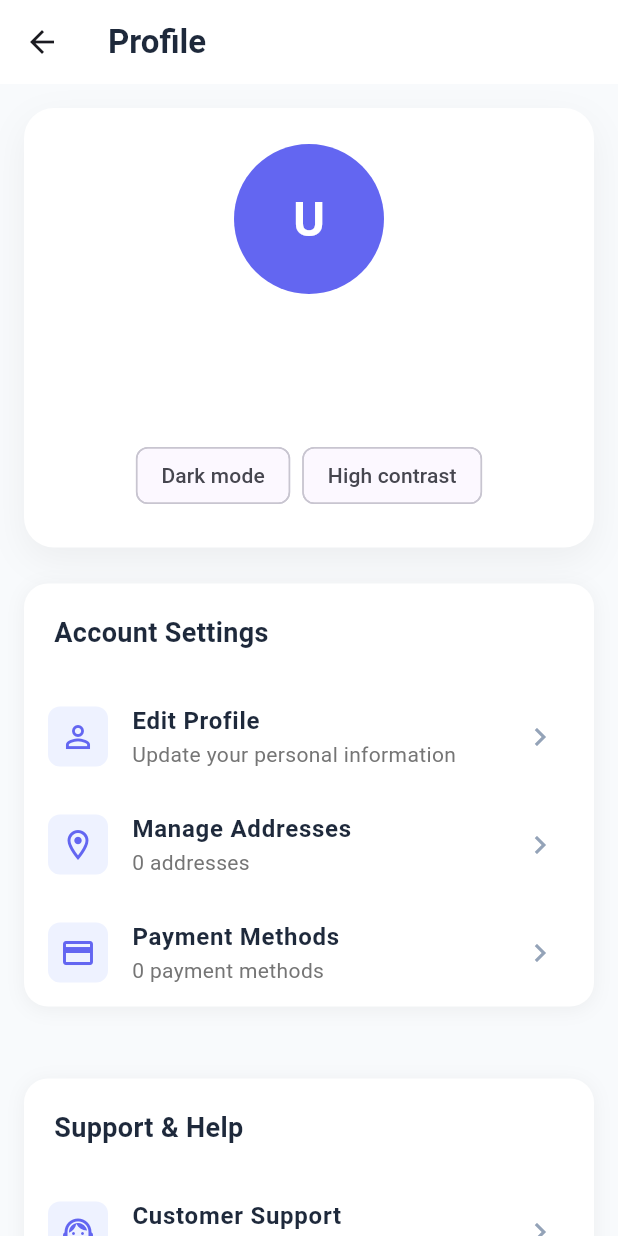
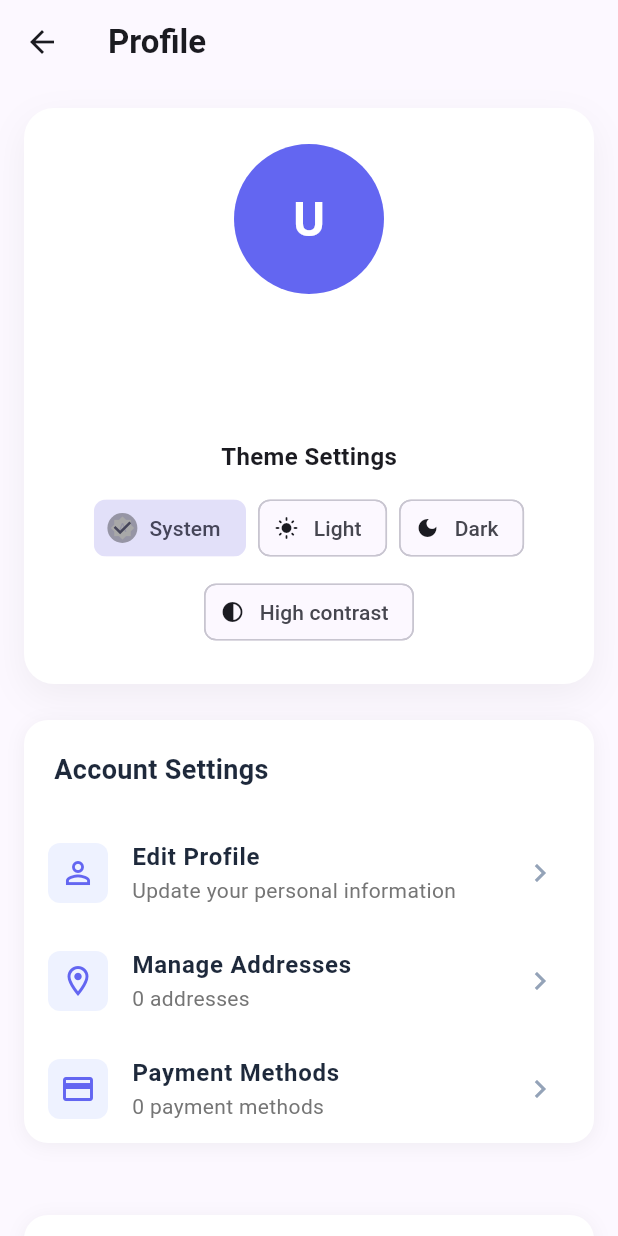
Before and after one commit to Jawad-ali0/Baby_Shop_Hub, a Flutter app: the ProfileManagementScreen screen opened by its route, on a phone screen of 412 x 824 dp. Run offline on Flutter 3.47's test engine with Material 3 defaults, Android fonts, the phone set to English and light mode, and no system bars; our stand-ins replace cached_network_image, connectivity_plus, firebase_auth, firebase_core, firebase_database, firebase_storage and 2 more; accounts and stored records are empty; key blocks and very long unbroken strings in the code were emptied for the run.

Commit message:
Enhanced dark/light mode with system theme detection and improved UI

```diff
--- a/lib/main.dart
+++ b/lib/main.dart
@@ -41,10 +41,14 @@ class MyApp extends StatelessWidget {
       child: Consumer<ThemeService>(
         builder: (context, theme, _) {
           final baseTheme = ThemeData(
-            brightness: theme.isDark ? Brightness.dark : Brightness.light,
+            brightness: theme.effectiveIsDark
+                ? Brightness.dark
+                : Brightness.light,
             colorScheme: ColorScheme.fromSeed(
               seedColor: const Color(0xFF6366F1),
-              brightness: theme.isDark ? Brightness.dark : Brightness.light,
+              brightness: theme.effectiveIsDark
+                  ? Brightness.dark
+                  : Brightness.light,
             ),
             useMaterial3: true,
           );
--- a/lib/screens/admin/admin_dashboard_screen.dart
+++ b/lib/screens/admin/admin_dashboard_screen.dart
@@ -3,6 +3,7 @@ import 'package:provider/provider.dart';
 import '../../services/product_service.dart';
 import '../../services/order_service.dart';
 import '../../services/support_service.dart';
+import '../../services/theme_service.dart';
 import '../../models/order.dart';
 import '../../models/product.dart';
 import '../../models/support_ticket.dart';
@@ -44,27 +45,48 @@ class _AdminDashboardScreenState extends State<AdminDashboardScreen>
   @override
   Widget build(BuildContext context) {
     return Scaffold(
-      backgroundColor: const Color(0xFFF8FAFC),
+      backgroundColor: Theme.of(context).colorScheme.surface,
       appBar: AppBar(
-        backgroundColor: Colors.white,
+        backgroundColor: Theme.of(context).colorScheme.surface,
         surfaceTintColor: Colors.transparent,
         elevation: 0,
         leading: IconButton(
-          icon: const Icon(Icons.arrow_back, color: Color(0xFF1E293B)),
+          icon: Icon(
+            Icons.arrow_back,
+            color: Theme.of(context).colorScheme.onSurface,
+          ),
           onPressed: () => Navigator.of(context).pop(),
         ),
-        title: const Text(
+        title: Text(
           'Admin Dashboard',
           style: TextStyle(
-            color: Color(0xFF1E293B),
+            color: Theme.of(context).colorScheme.onSurface,
             fontWeight: FontWeight.bold,
           ),
         ),
+        actions: [
+          Consumer<ThemeService>(
+            builder: (context, theme, _) {
+              return IconButton(
+                icon: Icon(
+                  theme.effectiveIsDark ? Icons.light_mode : Icons.dark_mode,
+                  color: Theme.of(context).colorScheme.primary,
+                ),
+                onPressed: () => theme.toggleDarkMode(),
+                tooltip: theme.effectiveIsDark
+                    ? 'Switch to Light Mode'
+                    : 'Switch to Dark Mode',
+              );
+            },
+          ),
+        ],
         bottom: TabBar(
           controller: _tabController,
-          indicatorColor: const Color(0xFF6366F1),
-          labelColor: const Color(0xFF6366F1),
-          unselectedLabelColor: const Color(0xFF64748B),
+          indicatorColor: Theme.of(context).colorScheme.primary,
+          labelColor: Theme.of(context).colorScheme.primary,
+          unselectedLabelColor: Theme.of(
+            context,
+          ).colorScheme.onSurface.withOpacity(0.6),
           tabs: const [
             Tab(text: 'Overview'),
             Tab(text: 'Products'),
@@ -92,12 +114,12 @@ class _AdminDashboardScreenState extends State<AdminDashboardScreen>
         child: Column(
           crossAxisAlignment: CrossAxisAlignment.start,
           children: [
-            const Text(
+            Text(
               'Dashboard Overview',
               style: TextStyle(
                 fontSize: 24,
                 fontWeight: FontWeight.bold,
-                color: Color(0xFF1E293B),
+                color: Theme.of(context).colorScheme.onSurface,
               ),
             ),
             const SizedBox(height: 24),
--- a/lib/screens/home/home_screen.dart
+++ b/lib/screens/home/home_screen.dart
@@ -5,6 +5,7 @@ import '../../services/auth_service.dart';
 import '../../services/product_service.dart';
 import '../../services/cart_service.dart';
 import '../../services/connectivity_service.dart';
+import '../../services/theme_service.dart';
 import '../../routes/app_router.dart';
 import '../../widgets/error_toast.dart';
 import '../../widgets/shimmer_widget.dart';
@@ -77,20 +78,34 @@ class _HomeScreenState extends State<HomeScreen> {
   @override
   Widget build(BuildContext context) {
     return Scaffold(
-      backgroundColor: const Color(0xFFF8FAFC),
+      backgroundColor: Theme.of(context).colorScheme.surface,
       appBar: AppBar(
-        backgroundColor: Colors.white,
+        backgroundColor: Theme.of(context).colorScheme.surface,
         surfaceTintColor: Colors.transparent,
         elevation: 0,
-        title: const Text(
+        title: Text(
           'Baby Shop Hub',
           style: TextStyle(
-            color: Color(0xFF1E293B),
+            color: Theme.of(context).colorScheme.onSurface,
             fontWeight: FontWeight.bold,
             fontSize: 24,
           ),
         ),
         actions: [
+          Consumer<ThemeService>(
+            builder: (context, theme, _) {
+              return IconButton(
+                icon: Icon(
+                  theme.isDark ? Icons.light_mode : Icons.dark_mode,
+                  color: Theme.of(context).colorScheme.primary,
+                ),
+                onPressed: () => theme.toggleDarkMode(),
+                tooltip: theme.isDark
+                    ? 'Switch to Light Mode'
+                    : 'Switch to Dark Mode',
+              );
+            },
+          ),
           IconButton(
             icon: const Icon(Icons.shopping_cart, color: Color(0xFF6366F1)),
             onPressed: () {
@@ -110,11 +125,11 @@ class _HomeScreenState extends State<HomeScreen> {
           Container(
             margin: const EdgeInsets.all(16),
             decoration: BoxDecoration(
-              color: Colors.white,
+              color: Theme.of(context).colorScheme.surface,
               borderRadius: BorderRadius.circular(12),
               boxShadow: [
                 BoxShadow(
-                  color: Colors.black.withValues(alpha: 0.05),
+                  color: Theme.of(context).colorScheme.shadow.withOpacity(0.05),
                   blurRadius: 10,
                   offset: const Offset(0, 2),
                 ),
--- a/lib/screens/main_navigation_screen.dart
+++ b/lib/screens/main_navigation_screen.dart
@@ -58,10 +58,10 @@ class _MainNavigationScreenState extends State<MainNavigationScreen> {
       body: _screens[_currentIndex],
       bottomNavigationBar: Container(
         decoration: BoxDecoration(
-          color: Colors.white,
+          color: Theme.of(context).colorScheme.surface,
           boxShadow: [
             BoxShadow(
-              color: Colors.black.withOpacity(0.1),
+              color: Theme.of(context).colorScheme.shadow.withOpacity(0.1),
               blurRadius: 20,
               offset: const Offset(0, -5),
             ),
@@ -75,9 +75,11 @@ class _MainNavigationScreenState extends State<MainNavigationScreen> {
             });
           },
           type: BottomNavigationBarType.fixed,
-          backgroundColor: Colors.white,
-        selectedItemColor: const Color(0xFF6366F1),
-        unselectedItemColor: const Color(0xFF94A3B8),
+          backgroundColor: Theme.of(context).colorScheme.surface,
+          selectedItemColor: Theme.of(context).colorScheme.primary,
+          unselectedItemColor: Theme.of(
+            context,
+          ).colorScheme.onSurface.withOpacity(0.6),
           selectedLabelStyle: const TextStyle(
             fontWeight: FontWeight.w600,
             fontSize: 12,
--- a/lib/screens/profile/profile_management_screen.dart
+++ b/lib/screens/profile/profile_management_screen.dart
@@ -10,15 +10,15 @@ class ProfileManagementScreen extends StatelessWidget {
   @override
   Widget build(BuildContext context) {
     return Scaffold(
-      backgroundColor: const Color(0xFFF8FAFC),
+      backgroundColor: Theme.of(context).colorScheme.surface,
       appBar: AppBar(
-        backgroundColor: Colors.white,
+        backgroundColor: Theme.of(context).colorScheme.surface,
         surfaceTintColor: Colors.transparent,
         elevation: 0,
-        title: const Text(
+        title: Text(
           'Profile',
           style: TextStyle(
-            color: Color(0xFF1E293B),
+            color: Theme.of(context).colorScheme.onSurface,
             fontWeight: FontWeight.bold,
           ),
         ),
@@ -180,22 +180,80 @@ class ProfileManagementScreen extends StatelessWidget {
                 const SizedBox(height: 8),
                 Text(
                   user.email,
-                  style: TextStyle(fontSize: 16, color: Colors.grey.shade600),
+                  style: TextStyle(
+                    fontSize: 16,
+                    color: Theme.of(
+                      context,
+                    ).colorScheme.onSurface.withOpacity(0.7),
+                  ),
                 ),
                 const SizedBox(height: 16),
-                Row(
-                  mainAxisAlignment: MainAxisAlignment.center,
+                Column(
                   children: [
-                    FilterChip(
-                      label: const Text('Dark mode'),
-                      selected: theme.isDark,
-                      onSelected: (_) => theme.toggleDarkMode(),
+                    Text(
+                      'Theme Settings',
+                      style: TextStyle(
+                        fontSize: 16,
+                        fontWeight: FontWeight.w600,
+                        color: Theme.of(context).colorScheme.onSurface,
+                      ),
                     ),
-                    const SizedBox(width: 8),
+                    const SizedBox(height: 12),
+                    Row(
+                      mainAxisAlignment: MainAxisAlignment.center,
+                      children: [
+                        FilterChip(
+                          label: const Text('System'),
+                          selected: theme.useSystemTheme,
+                          onSelected: (_) => theme.toggleSystemTheme(),
+                          avatar: Icon(
+                            Icons.brightness_auto,
+                            size: 16,
+                            color: theme.useSystemTheme
+                                ? Theme.of(context).colorScheme.onPrimary
+                                : Theme.of(context).colorScheme.onSurface,
+                          ),
+                        ),
+                        const SizedBox(width: 8),
+                        FilterChip(
+                          label: const Text('Light'),
+                          selected: !theme.useSystemTheme && !theme.isDark,
+                          onSelected: (_) => theme.setThemeMode(false),
+                          avatar: Icon(
+                            Icons.light_mode,
+                            size: 16,
+                            color: (!theme.useSystemTheme && !theme.isDark)
+                                ? Theme.of(context).colorScheme.onPrimary
+                                : Theme.of(context).colorScheme.onSurface,
+                          ),
+                        ),
+                        const SizedBox(width: 8),
+                        FilterChip(
+                          label: const Text('Dark'),
+                          selected: !theme.useSystemTheme && theme.isDark,
+                          onSelected: (_) => theme.setThemeMode(true),
+                          avatar: Icon(
+                            Icons.dark_mode,
+                            size: 16,
+                            color: (!theme.useSystemTheme && theme.isDark)
+                                ? Theme.of(context).colorScheme.onPrimary
+                                : Theme.of(context).colorScheme.onSurface,
+                          ),
+                        ),
+                      ],
+                    ),
+                    const SizedBox(height: 8),
                     FilterChip(
                       label: const Text('High contrast'),
                       selected: theme.isHighContrast,
                       onSelected: (_) => theme.toggleHighContrast(),
+                      avatar: Icon(
+                        Icons.contrast,
+                        size: 16,
+                        color: theme.isHighContrast
+                            ? Theme.of(context).colorScheme.onPrimary
+                            : Theme.of(context).colorScheme.onSurface,
+                      ),
                     ),
                   ],
                 ),
```
Also changed, not shown: lib/services/theme_service.dart (+31 -0 lines). Lines whose indentation alone changed are shown as unchanged.
